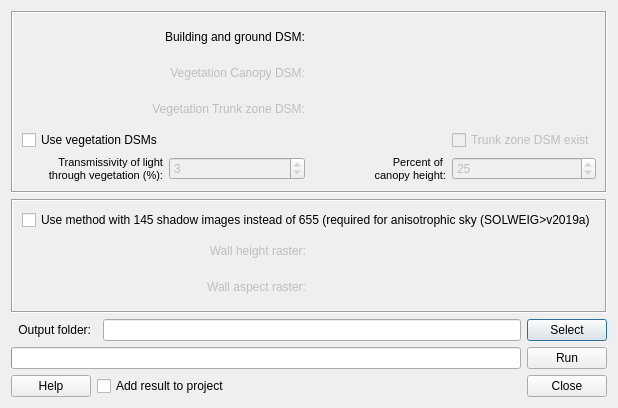
First picture: the form in SkyViewFactorCalculator/svf_calculator_dialog_base.ui, repository UMEP-dev/UMEP, before the edit.
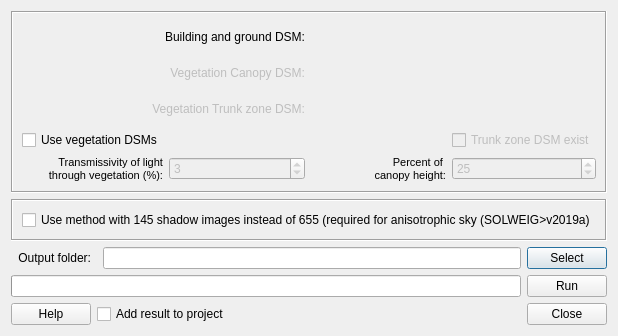
Second picture: the form after the edit.

Commit message: 3.9.2 : Bugfix in DSMGenerator #91. Response to issue #85. New SVFCalculator method. SOLWEIG v2019a. SUEWS v2018c.

Patch:
```diff
--- a/SkyViewFactorCalculator/svf_calculator_dialog_base.ui
+++ b/SkyViewFactorCalculator/svf_calculator_dialog_base.ui
@@ -10,7 +10,7 @@
     <x>0</x>
     <y>0</y>
     <width>555</width>
-    <height>405</height>
+    <height>333</height>
    </rect>
   </property>
   <property name="windowTitle">
@@ -33,66 +33,6 @@
         </property>
        </widget>
       </item>
-      <item row="1" column="0">
-       <widget class="QLabel" name="label_11">
-        <property name="enabled">
-         <bool>false</bool>
-        </property>
-        <property name="text">
-         <string>Wall height raster:</string>
-        </property>
-        <property name="alignment">
-         <set>Qt::AlignRight|Qt::AlignTrailing|Qt::AlignVCenter</set>
-        </property>
-       </widget>
-      </item>
-      <item row="1" column="1">
-       <widget class="QWidget" name="widgetWH" native="true">
-        <property name="enabled">
-         <bool>false</bool>
-        </property>
-        <property name="minimumSize">
-         <size>
-          <width>175</width>
-          <height>30</height>
-         </size>
-        </property>
-        <property name="layoutDirection">
-         <enum>Qt::LeftToRight</enum>
-        </property>
-        <layout class="QGridLayout" name="gridLayout_12"/>
-       </widget>
-      </item>
-      <item row="2" column="0">
-       <widget class="QLabel" name="label_10">
-        <property name="enabled">
-         <bool>false</bool>
-        </property>
-        <property name="text">
-         <string>Wall aspect raster:</string>
-        </property>
-        <property name="alignment">
-         <set>Qt::AlignRight|Qt::AlignTrailing|Qt::AlignVCenter</set>
-        </property>
-       </widget>
-      </item>
-      <item row="2" column="1">
-       <widget class="QWidget" name="widgetWA" native="true">
-        <property name="enabled">
-         <bool>false</bool>
-        </property>
-        <property name="minimumSize">
-         <size>
-          <width>175</width>
-          <height>30</height>
-         </size>
-        </property>
-        <property name="layoutDirection">
-         <enum>Qt::LeftToRight</enum>
-        </property>
-        <layout class="QGridLayout" name="gridLayout_13"/>
-       </widget>
-      </item>
      </layout>
     </widget>
    </item>
```
Left out of the diff: 64 changed lines with no effect on the pictures. The commit also changes 140 other files.
